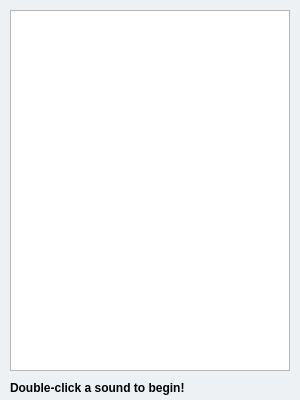
Above: mainwindow.ui from flxw/scplay before the change. Below: the same form after it.
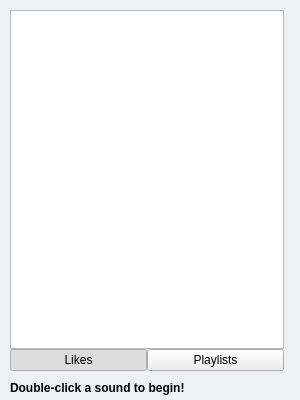
That is the form after the change. Custom widgets are drawn as their Qt base class.

Commit message: Integrate playlist UI elements and logic

```diff
--- a/mainwindow.ui
+++ b/mainwindow.ui
@@ -20,19 +20,6 @@
 }</string>
   </property>
   <widget class="QWidget" name="centralWidget">
-   <widget class="QListView" name="songView">
-    <property name="geometry">
-     <rect>
-      <x>10</x>
-      <y>10</y>
-      <width>280</width>
-      <height>361</height>
-     </rect>
-    </property>
-    <property name="horizontalScrollBarPolicy">
-     <enum>Qt::ScrollBarAlwaysOff</enum>
-    </property>
-   </widget>
    <widget class="PlayerWidget" name="playerWidget" native="true">
     <property name="geometry">
      <rect>
@@ -65,6 +52,69 @@
      <set>Qt::AlignBottom|Qt::AlignLeading|Qt::AlignLeft</set>
     </property>
    </widget>
+   <widget class="QWidget" name="soundViewAndControls" native="true">
+    <property name="geometry">
+     <rect>
+      <x>10</x>
+      <y>10</y>
+      <width>274</width>
+      <height>361</height>
+     </rect>
+    </property>
+    <layout class="QGridLayout" name="gridLayout">
+     <property name="leftMargin">
+      <number>0</number>
+     </property>
+     <property name="topMargin">
+      <number>0</number>
+     </property>
+     <property name="rightMargin">
+      <number>0</number>
+     </property>
+     <property name="bottomMargin">
+      <number>0</number>
+     </property>
+     <property name="spacing">
+      <number>0</number>
+     </property>
+     <item row="0" column="0" colspan="2">
+      <widget class="QListView" name="songView">
+       <property name="horizontalScrollBarPolicy">
+        <enum>Qt::ScrollBarAlwaysOff</enum>
+       </property>
+      </widget>
+     </item>
+     <item row="1" column="0">
+      <widget class="QPushButton" name="likeButton">
+       <property name="text">
+        <string>Likes</string>
+       </property>
+       <property name="checkable">
+        <bool>true</bool>
+       </property>
+       <property name="checked">
+        <bool>true</bool>
+       </property>
+       <property name="autoExclusive">
+        <bool>true</bool>
+       </property>
+      </widget>
+     </item>
+     <item row="1" column="1">
+      <widget class="QPushButton" name="playlistButton">
+       <property name="text">
+        <string>Playlists</string>
+       </property>
+       <property name="checkable">
+        <bool>true</bool>
+       </property>
+       <property name="autoExclusive">
+        <bool>true</bool>
+       </property>
+      </widget>
+     </item>
+    </layout>
+   </widget>
   </widget>
  </widget>
  <layoutdefault spacing="6" margin="11"/>
```
The commit also changes 4 other files.
